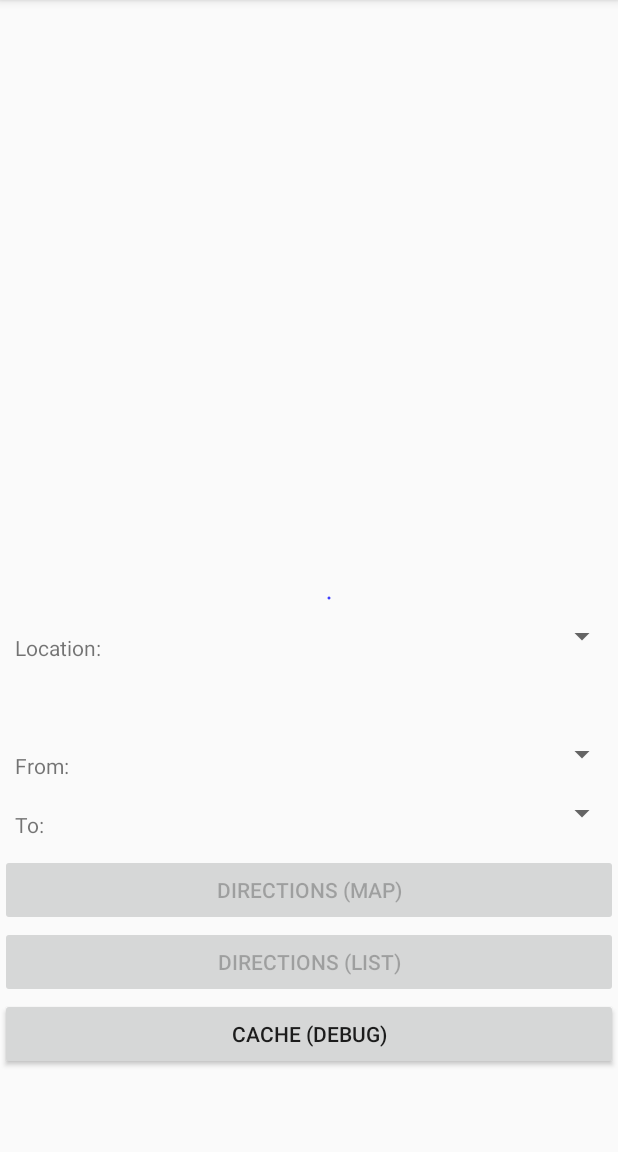
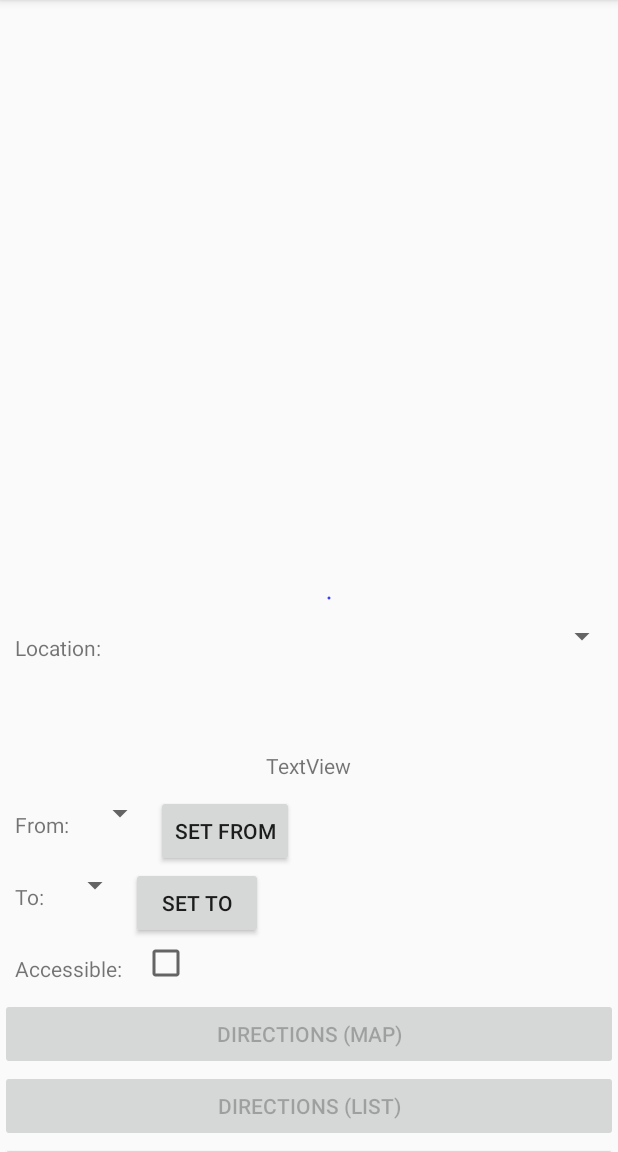
Before and after one commit to javanada/mobile-android, an Android app: the screen it shows after launch (MainActivity), on a phone screen of 412 x 824 dp, the part 84-1236 px from its top. Run offline under Robolectric (Android 15) with nearby library versions, the phone set to English and light mode, and no system bars; libraries missing offline, so code that uses them is left out: org.json.simple; 9 statements that could not run were skipped.

Commit message:
set from and to

```diff
--- a/inav2/app/src/main/res/layout/activity_main.xml
+++ b/inav2/app/src/main/res/layout/activity_main.xml
@@ -63,6 +63,17 @@
                 android:padding="10dp"
                 android:text="TextView" />
 
+
+            <TextView
+                android:id="@+id/directionsTextStatus"
+                android:layout_width="wrap_content"
+                android:layout_height="wrap_content"
+                android:layout_gravity="center"
+                android:gravity="center"
+                android:padding="10dp"
+                android:text="TextView" />
+
+
             <RelativeLayout
                 android:layout_width="wrap_content"
                 android:layout_height="wrap_content"
@@ -76,9 +87,16 @@
                     android:text="From:" />
                 <Spinner
                     android:id="@+id/from_spinner"
-                    android:layout_width="match_parent"
+                    android:layout_width="wrap_content"
                     android:layout_height="wrap_content"
                     android:layout_toRightOf="@id/from"/>
+                <Button
+                    android:id="@+id/buttonSetFrom"
+                    android:layout_width="wrap_content"
+                    android:layout_height="wrap_content"
+                    android:layout_toRightOf="@id/from_spinner"
+                    android:onClick="onSetFromClick"
+                    android:text="Set From" />
             </RelativeLayout>
 
             <RelativeLayout
@@ -94,9 +112,34 @@
                     android:text="To:" />
                 <Spinner
                     android:id="@+id/to_spinner"
+                    android:layout_width="wrap_content"
+                    android:layout_height="wrap_content"
+                    android:layout_toRightOf="@id/to"/>
+                <Button
+                    android:id="@+id/buttonSetTo"
+                    android:layout_width="wrap_content"
+                    android:layout_height="wrap_content"
+                    android:layout_toRightOf="@id/to_spinner"
+                    android:onClick="onSetToClick"
+                    android:text="Set To" />
+            </RelativeLayout>
+
+            <RelativeLayout
+                android:layout_width="wrap_content"
+                android:layout_height="wrap_content"
+                android:orientation="horizontal"
+                >
+                <TextView
+                    android:id="@+id/accessibility_text"
+                    android:layout_width="wrap_content"
+                    android:layout_height="wrap_content"
+                    android:padding="10dp"
+                    android:text="Accessible: " />
+                <CheckBox
+                    android:id="@+id/accessibility_checkbox"
                     android:layout_width="match_parent"
                     android:layout_height="wrap_content"
-                    android:layout_toRightOf="@id/to"/>
+                    android:layout_toRightOf="@id/accessibility_text"/>
             </RelativeLayout>
 
             <Button
```
Also changed, not shown: inav2/app/src/main/java/com/cscd488_490/team5/i_nav/MainActivity.java (+86 -18 lines).
